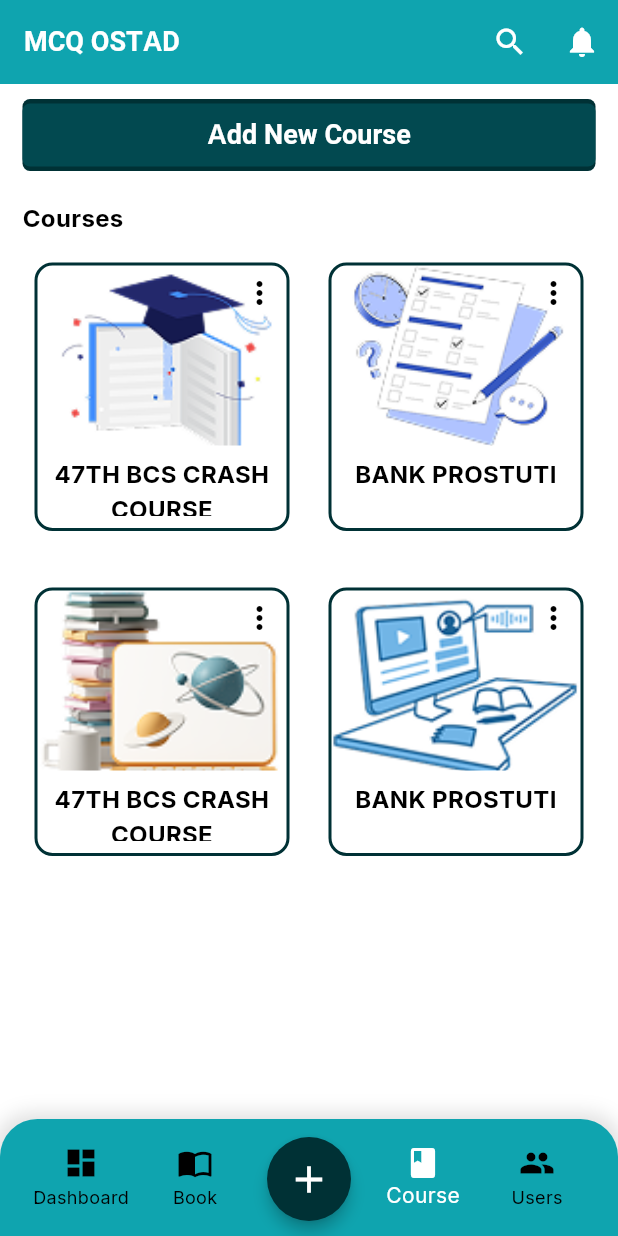
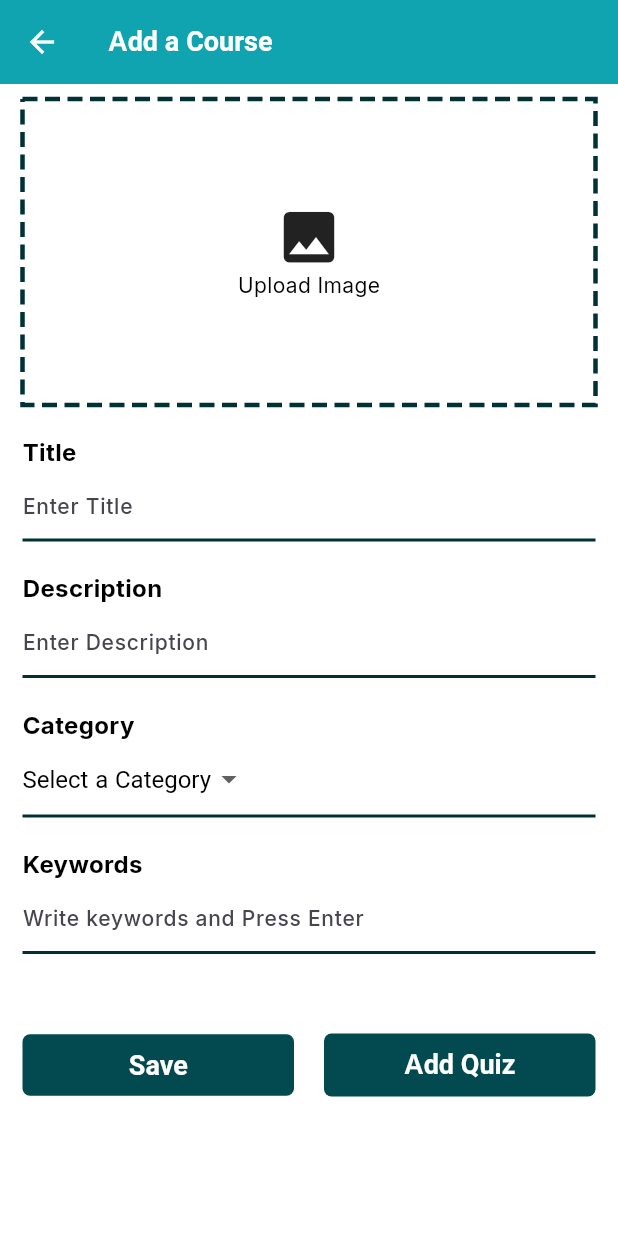
Before and after one commit to Shahabuddin1122/job-ostad, a Flutter app: the screen it shows after launch, item 4 of the bottom bar chosen, after a tap on "Add New Course", on a phone screen of 412 x 824 dp. Run offline on Flutter 3.47's test engine with Material 3 defaults, Android fonts, the phone set to English and light mode, and no system bars; drawn by our look-alikes of dotted_border; our stand-ins replace file_picker, fl_chart, google_fonts, shared_preferences.

Commit message:
added add_course page

```diff
--- a/manager/lib/main.dart
+++ b/manager/lib/main.dart
@@ -1,5 +1,6 @@
 import 'package:flutter/material.dart';
 import 'package:job_ostad/screens/add-book.dart';
+import 'package:job_ostad/screens/add-course.dart';
 import 'package:job_ostad/screens/landing.dart';
 import 'package:job_ostad/utils/scheme.dart';
 
@@ -21,6 +22,7 @@ class MyApp extends StatelessWidget {
       routes: {
         '/': (context) => Landing(),
         '/add-book': (context) => AddBook(),
+        '/add-course': (context) => AddCourse(),
       },
     );
   }
--- /dev/null
+++ b/manager/lib/screens/add-course.dart
@@ -0,0 +1,181 @@
+import 'dart:io';
+
+import 'package:dotted_border/dotted_border.dart';
+import 'package:file_picker/file_picker.dart';
+import 'package:flutter/material.dart';
+import 'package:job_ostad/utils/constants.dart';
+import 'package:job_ostad/utils/custom_theme.dart';
+
+class AddCourse extends StatefulWidget {
+  const AddCourse({super.key});
+
+  @override
+  State<AddCourse> createState() => _AddCourseState();
+}
+
+class _AddCourseState extends State<AddCourse> {
+  File? imageFile;
+  String? selectedValue;
+
+  Future<void> pickImage() async {
+    FilePickerResult? result = await FilePicker.platform.pickFiles(
+      type: FileType.image,
+    );
+
+    if (result != null && result.files.single.path != null) {
+      setState(() {
+        imageFile = File(result.files.single.path!);
+      });
+    }
+  }
+
+  @override
+  Widget build(BuildContext context) {
+    return Scaffold(
+      appBar: AppBar(title: Text("Add a Course")),
+      body: SingleChildScrollView(
+        child: Padding(
+          padding: Theme.of(context).defaultPadding,
+          child: Column(
+            crossAxisAlignment: CrossAxisAlignment.start,
+            children: [
+              GestureDetector(
+                onTap: pickImage,
+                child: Center(
+                  child: DottedBorder(
+                    color: PRIMARY_COLOR,
+                    strokeWidth: 3,
+                    radius: Radius.circular(5),
+                    dashPattern: [10, 5],
+                    child: SizedBox(
+                      width: double.infinity,
+                      height: 200,
+                      child:
+                          imageFile == null
+                              ? Column(
+                                mainAxisAlignment: MainAxisAlignment.center,
+                                children: [
+                                  Icon(Icons.image, size: 45),
+                                  Text("Upload Image"),
+                                ],
+                              )
+                              : Image.file(
+                                imageFile!,
+                                fit: BoxFit.cover,
+                                width: 150,
+                                height: 150,
+                              ),
+                    ),
+                  ),
+                ),
+              ),
+              SizedBox(height: 20),
+              Text(
+                "Title",
+                style: TextStyle(fontSize: 16, fontWeight: FontWeight.bold),
+              ),
+              TextField(
+                decoration: InputDecoration(
+                  hintText: "Enter Title",
+                  enabledBorder: UnderlineInputBorder(
+                    borderSide: BorderSide(color: PRIMARY_COLOR, width: 2),
+                  ),
+                  focusedBorder: UnderlineInputBorder(
+                    borderSide: BorderSide(color: PRIMARY_COLOR, width: 2),
+                  ),
+                ),
+              ),
+              SizedBox(height: 20),
+              Text(
+                "Description",
+                style: TextStyle(fontSize: 16, fontWeight: FontWeight.bold),
+              ),
+              TextField(
+                decoration: InputDecoration(
+                  hintText: "Enter Description",
+                  enabledBorder: UnderlineInputBorder(
+                    borderSide: BorderSide(color: PRIMARY_COLOR, width: 2),
+                  ),
+                  focusedBorder: UnderlineInputBorder(
+                    borderSide: BorderSide(color: PRIMARY_COLOR, width: 2),
+                  ),
+                ),
+              ),
+              SizedBox(height: 20),
+              Text(
+                "Category",
+                style: TextStyle(fontSize: 16, fontWeight: FontWeight.bold),
+              ),
+              Container(
+                width: double.infinity,
+                decoration: BoxDecoration(
+                  border: Border(
+                    bottom: BorderSide(width: 2.0, color: PRIMARY_COLOR),
+                  ),
+                ),
+                child: DropdownButton<String>(
+                  hint: Text(
+                    'Select a Category',
+                    style: TextStyle(fontSize: 16, color: Colors.black),
+                  ),
+                  value: selectedValue,
+                  style: TextStyle(color: Colors.black, fontSize: 16),
+                  underline: SizedBox(),
+                  alignment: Alignment.centerLeft,
+                  items:
+                      ['BCS', 'Bank', 'Job Preparation', 'Primary'].map((
+                        String item,
+                      ) {
+                        return DropdownMenuItem<String>(
+                          value: item,
+                          child: Text(item),
+                        );
+                      }).toList(),
+                  onChanged: (String? newValue) {
+                    setState(() {
+                      selectedValue = newValue;
+                    });
+                  },
+                ),
+              ),
+              SizedBox(height: 20),
+              Text(
+                "Keywords",
+                style: TextStyle(fontSize: 16, fontWeight: FontWeight.bold),
+              ),
+              TextField(
+                decoration: InputDecoration(
+                  hintText: "Write keywords and Press Enter",
+                  enabledBorder: UnderlineInputBorder(
+                    borderSide: BorderSide(color: PRIMARY_COLOR, width: 2),
+                  ),
+                  focusedBorder: UnderlineInputBorder(
+                    borderSide: BorderSide(color: PRIMARY_COLOR, width: 2),
+                  ),
+                ),
+              ),
+              SizedBox(height: 50),
+              Row(
+                spacing: 20,
+                children: [
+                  Expanded(
+                    child: ElevatedButton(
+                      onPressed: () {},
+                      child: Text("Save"),
+                    ),
+                  ),
+                  Expanded(
+                    child: ElevatedButton(
+                      onPressed: () {},
+                      child: Text("Add Quiz"),
+                    ),
+                  ),
+                ],
+              ),
+            ],
+          ),
+        ),
+      ),
+    );
+  }
+}
--- a/manager/lib/screens/course.dart
+++ b/manager/lib/screens/course.dart
@@ -22,7 +22,9 @@ class Course extends StatelessWidget {
                 borderRadius: BorderRadius.circular(5),
               ),
               child: ElevatedButton(
-                onPressed: () {},
+                onPressed: () {
+                  Navigator.pushNamed(context, '/add-course');
+                },
                 child: Text("Add New Course"),
               ),
             ),
```
